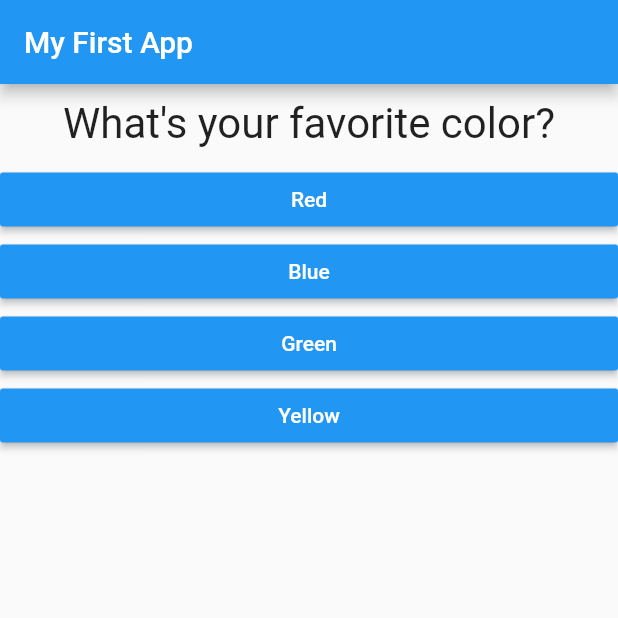
After one commit to sildani/first_flutter_app, a Flutter app: the screen it shows after launch, on a phone screen of 412 x 824 dp, the top half of it. The commit adds this screen. Run offline on Flutter 3.47's test engine with Material 2 defaults, Android fonts, the phone set to English and light mode, and no system bars.

Commit message:
Refactored the Quiz and Results part into their own custom Widgets.

```diff
--- a/lib/main.dart
+++ b/lib/main.dart
@@ -1,7 +1,7 @@
 import 'package:flutter/material.dart';
 
-import './question.dart';
-import './answer.dart';
+import './quiz.dart';
+import './result.dart';
 
 void main() => runApp(MyApp());
 
@@ -49,23 +49,11 @@ class _MyAppState extends State<MyApp> {
           title: Text('My First App'),
         ),
         body: _questionIndex < questions.length
-            ? Column(
-                children: [
-                  Question(
-                    questions[_questionIndex]['questionText'],
-                  ),
-                  ...(questions[_questionIndex]['answers'] as List<String>)
-                      .map((answer) {
-                    return Answer(
-                      buttonLabel: answer,
-                      buttonPressEventHandler: _answerQuestion,
-                    );
-                  }).toList(),
-                ],
+            ? new Quiz(
+                questionMap: questions[_questionIndex],
+                buttonPressEventHandler: _answerQuestion,
               )
-            : new Center(
-                child: new Text('We did it!'),
-              ),
+            : new Result(),
       ),
     );
   }
--- /dev/null
+++ b/lib/quiz.dart
@@ -0,0 +1,28 @@
+import 'package:flutter/material.dart';
+
+import './question.dart';
+import './answer.dart';
+
+class Quiz extends StatelessWidget {
+  final Map questionMap;
+  final Function buttonPressEventHandler;
+
+  Quiz({this.questionMap, this.buttonPressEventHandler});
+
+  @override
+  Widget build(BuildContext context) {
+    return Column(
+      children: [
+        Question(
+          questionMap['questionText'],
+        ),
+        ...(questionMap['answers'] as List<String>).map((answer) {
+          return Answer(
+            buttonLabel: answer,
+            buttonPressEventHandler: buttonPressEventHandler,
+          );
+        }).toList(),
+      ],
+    );
+  }
+}
```
Also changed, not shown: lib/result.dart (added, +10 -0 lines).
